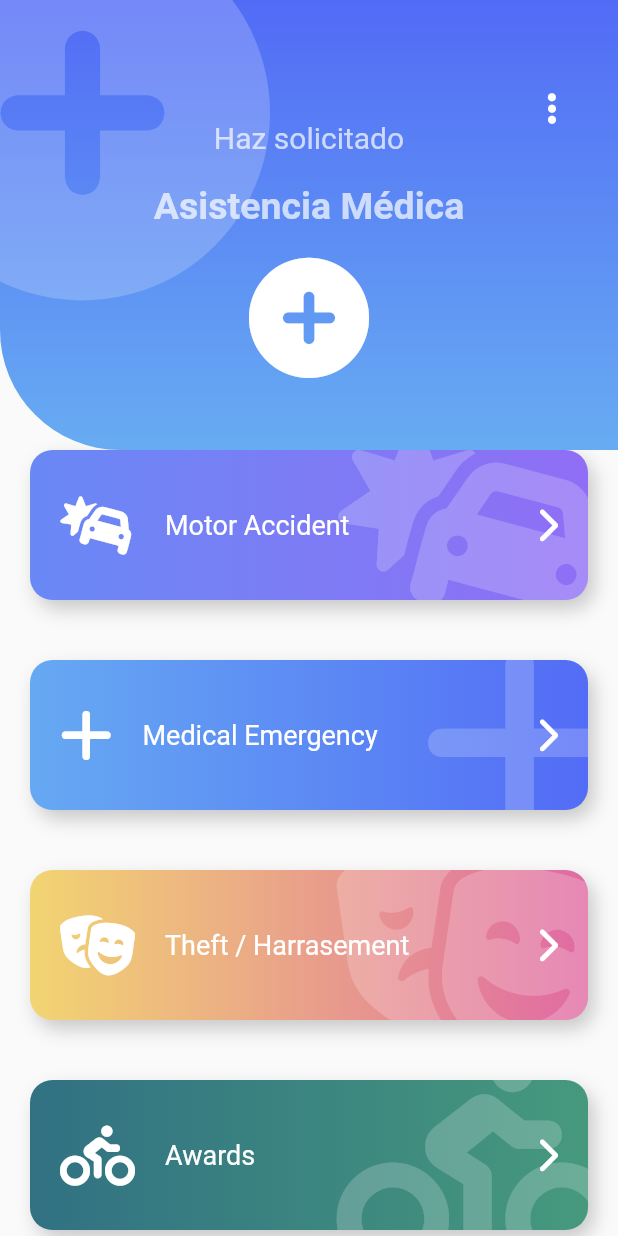
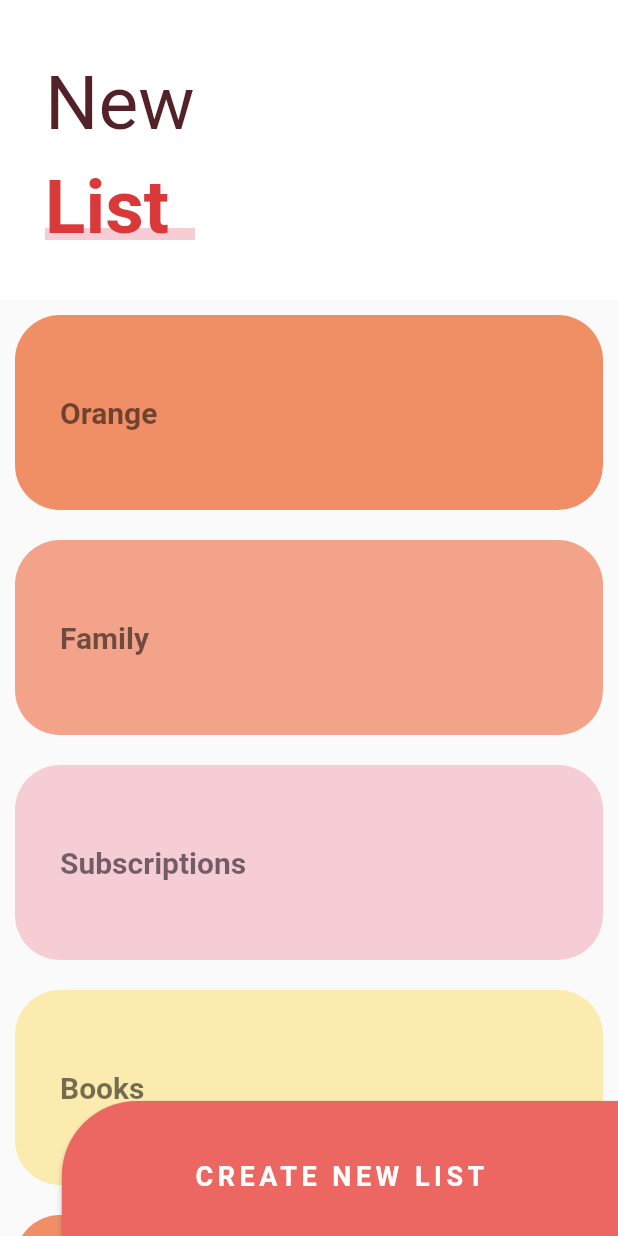
Before and after one commit to iKurito/fl_disenos_app, a Flutter app: the screen it shows after launch, on a phone screen of 412 x 824 dp. Run offline on Flutter 3.47's test engine with Material 2 defaults, Android fonts, the phone set to English and light mode, and no system bars; our stand-ins replace animate_do, flutter_svg, font_awesome_flutter.

Commit message:
sliver list app

```diff
--- a/lib/main.dart
+++ b/lib/main.dart
@@ -12,7 +12,7 @@
     return const MaterialApp(
       debugShowCheckedModeBanner: false,
       title: 'Diseños App',
-      home: EmergencyPage()
+      home: SlideListPage()
     );
   }
 }
--- a/lib/src/pages/pages.dart
+++ b/lib/src/pages/pages.dart
@@ -1,3 +1,4 @@
+export 'package:fl_disenos_app/src/pages/slider_list_page.dart';
 export 'package:fl_disenos_app/src/pages/emergency_page.dart';
 export 'package:fl_disenos_app/src/pages/pinterest_page.dart';
 export 'package:fl_disenos_app/src/pages/slideshow_page.dart';
--- /dev/null
+++ b/lib/src/pages/slider_list_page.dart
@@ -0,0 +1,223 @@
+import 'package:flutter/material.dart';
+
+class SlideListPage extends StatelessWidget {
+
+  const SlideListPage({Key? key}) : super(key: key);
+
+  @override
+  Widget build(BuildContext context) {
+    return Scaffold(
+      // body: _Titulo()
+      body: Stack(
+        children: const [
+          _MainScroll(),
+          Positioned(
+            bottom: -10,
+            right: 0,
+            child: _BotonNewList()
+          )
+        ],
+      ),
+    );
+  }
+}
+
+class _BotonNewList extends StatelessWidget {
+  const _BotonNewList({Key? key}) : super(key: key);
+
+  @override
+  Widget build(BuildContext context) {
+    final size = MediaQuery.of(context).size;
+
+    return ButtonTheme(
+      child: ElevatedButton(
+        style: ElevatedButton.styleFrom(
+          primary: const Color(0xffED6762),
+          minimumSize: Size(size.width * 0.9, 100),
+          shape: const RoundedRectangleBorder(
+            borderRadius: BorderRadius.only(topLeft: Radius.circular(50))
+          )
+        ),
+        onPressed: () {},
+        child: const Text(
+          'CREATE NEW LIST',
+          style: TextStyle(
+            color: Colors.white,
+            fontSize: 18,
+            fontWeight: FontWeight.bold,
+            letterSpacing: 3
+          )
+        )
+      )
+    );
+  }
+}
+
+class _MainScroll extends StatelessWidget {
+  const _MainScroll({Key? key}) : super(key: key);
+
+  @override
+  Widget build(BuildContext context) {
+    final items = [
+      const _ListItem('Orange', Color(0xffF08F66)),
+      const _ListItem('Family', Color(0xffF2A38A)),
+      const _ListItem('Subscriptions', Color(0xffF7CDD5)),
+      const _ListItem('Books', Color(0xffFCEBAF)),
+      const _ListItem('Orange', Color(0xffF08F66)),
+      const _ListItem('Family', Color(0xffF2A38A)),
+      const _ListItem('Subscriptions', Color(0xffF7CDD5)),
+      const _ListItem('Books', Color(0xffFCEBAF))
+    ];
+
+    return CustomScrollView(
+      physics: const BouncingScrollPhysics(),
+      slivers: [
+        // const SliverAppBar(
+        //   floating: true,
+        //   elevation: 0,
+        //   backgroundColor: Colors.red,
+        //   title: Text('Hola Mundo'),
+        // ),
+        SliverPersistentHeader(
+          floating: true,
+          delegate: _SliverCustomHeaderDelegate(
+            minheight: 170,
+            maxheight: 200,
+            child: Container(
+              alignment: Alignment.centerLeft,
+              color: Colors.white,
+              child: const _Titulo()
+            )
+          ),
+        ),
+        SliverList(
+          delegate: SliverChildListDelegate([
+            ...items,
+            const SizedBox(height: 100)
+          ]),
+        )
+      ],
+    );
+  }
+}
+
+class _SliverCustomHeaderDelegate extends SliverPersistentHeaderDelegate {
+  final double minheight;
+  final double maxheight;
+  final Widget child;
+
+  _SliverCustomHeaderDelegate({
+    required this.minheight,
+    required this.maxheight,
+    required this.child
+  });
+
+  @override
+  Widget build(BuildContext context, double shrinkOffset, bool overlapsContent) {
+    return SizedBox.expand(child: child);
+  }
+
+  @override
+  double get maxExtent => maxheight;
+
+  @override
+  double get minExtent => minheight;
+
+  @override
+  bool shouldRebuild(covariant _SliverCustomHeaderDelegate oldDelegate) {
+    return maxheight != oldDelegate.maxheight ||
+           minheight != oldDelegate.minheight ||
+           child != oldDelegate.child;
+  }
+}
+
+class _Titulo extends StatelessWidget {
+  const _Titulo({Key? key}) : super(key: key);
+
+  @override
+  Widget build(BuildContext context) {
+    return Column(
+      children: [
+        const SizedBox(height: 30),
+        Container(
+          margin: const EdgeInsets.symmetric(horizontal: 30, vertical: 10),
+          child: const Text('New', style: TextStyle(color: Color(0xff532128), fontSize: 50)),
+        ),
+        Stack(
+          children: [
+            const SizedBox(width: 100),
+            Positioned(
+              bottom: 8,
+              child: Container(
+                width: 150,
+                height: 8,
+                color: const Color(0xffF7CDD5)
+              ),
+            ),
+            Container(
+              child: const Text('List', style: TextStyle(color: Color(0xffD93A39), fontSize: 50, fontWeight: FontWeight.bold))
+            ),
+          ],
+        )
+      ],
+    );
+  }
+}
+
+class _ListaTareas extends StatelessWidget {
+  const _ListaTareas({
+    Key? key,
+  }) : super(key: key);
+
+  @override
+  Widget build(BuildContext context) {
+    final items = [
+      const _ListItem('Orange', Color(0xffF08F66)),
+      const _ListItem('Family', Color(0xffF2A38A)),
+      const _ListItem('Subscriptions', Color(0xffF7CDD5)),
+      const _ListItem('Books', Color(0xffFCEBAF)),
+      const _ListItem('Orange', Color(0xffF08F66)),
+      const _ListItem('Family', Color(0xffF2A38A)),
+      const _ListItem('Subscriptions', Color(0xffF7CDD5)),
+      const _ListItem('Books', Color(0xffFCEBAF)),
+    ];
+
+    return ListView.builder(
+      physics: const BouncingScrollPhysics(),
+      itemCount: items.length,
+      itemBuilder: (BuildContext context, int index) => items[index]
+    );
+  }
+}
+
+class _ListItem extends StatelessWidget {
+  const _ListItem(
+    this.titulo,
+    this.color
+  );
+
+  final String titulo;
+  final Color color;
+
+  @override
+  Widget build(BuildContext context) {
+    return Container(
+      alignment: Alignment.centerLeft,
+      padding: const EdgeInsets.all(30),
+      height: 130,
+      margin: const EdgeInsets.all(10),
+      decoration: BoxDecoration(
+        color: color,
+        borderRadius: BorderRadius.circular(30)
+      ),
+      child: Text(
+        titulo,
+        style: const TextStyle(
+          color: Colors.black54,
+          fontWeight: FontWeight.bold,
+          fontSize: 20
+        )
+      ),
+    );
+  }
+}
```
